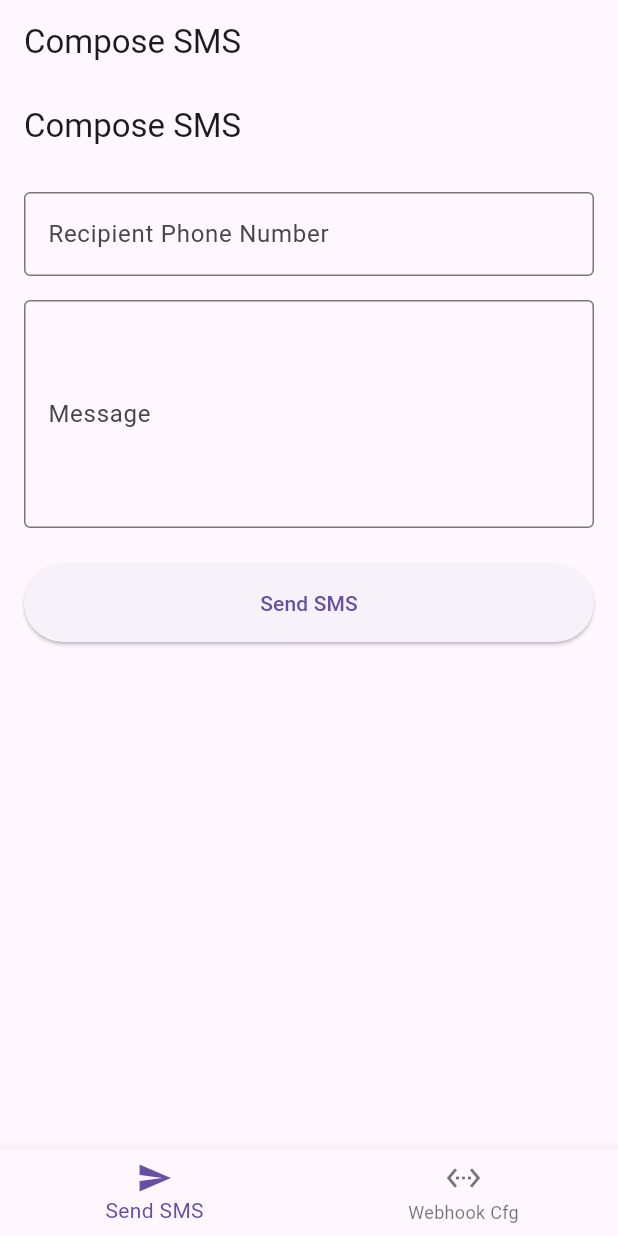
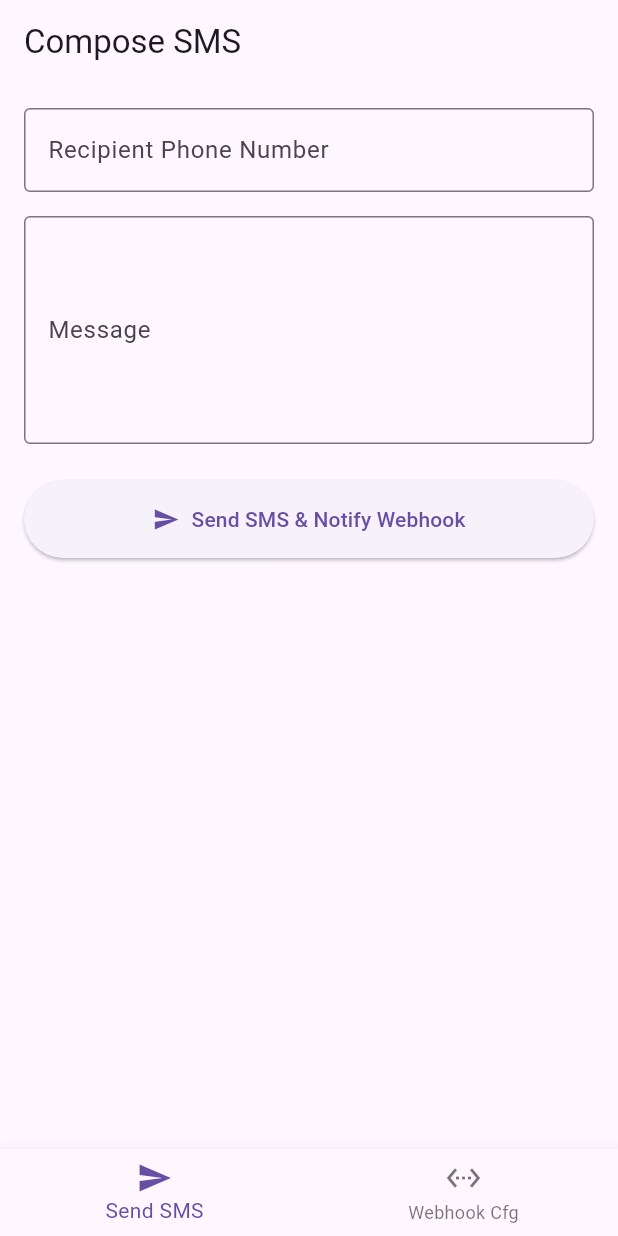
Before and after one commit to SF-dev1/mobile-app, a Flutter app: the screen it shows after launch, on a phone screen of 412 x 824 dp. Run offline on Flutter 3.47's test engine with Material 3 defaults, Android fonts, the phone set to English and light mode, and no system bars; our stand-ins replace shared_preferences.

Commit message:
fix: Address build and runtime errors
- Corrected method call in ComposeSmsScreen to ApiService.sendSmsAndNotifyWebhook.
- Improved URL validation logic in WebhookConfigScreen to properly check for absolute URIs.
- Updated ComposeSmsScreen UI elements (trimming input, hints, button style, SnackBar messages) for better UX and robustness.

Note: This commit assumes you have manually updated the Android NDK version in `android/app/build.gradle.kts` to `27.0.12077973` as per previous instructions to resolve the NDK mismatch with the `shared_preferences_android` plugin.

```diff
--- a/sms_gateway_app/lib/screens/compose_sms_screen.dart
+++ b/sms_gateway_app/lib/screens/compose_sms_screen.dart
@@ -16,27 +16,30 @@ class _ComposeSmsScreenState extends State<ComposeSmsScreen> {
   final ApiService _apiService = ApiService();
   bool _isLoading = false;
 
-  Future<void> _sendSms() async {
+  // Renamed method and updated the call to ApiService
+  Future<void> _sendSmsAndNotify() async {
     if (_formKey.currentState!.validate()) {
       setState(() {
         _isLoading = true;
       });
 
       final message = SmsMessage(
-        to: _recipientController.text,
-        body: _messageController.text,
+        to: _recipientController.text.trim(), // Added .trim()
+        body: _messageController.text.trim(), // Added .trim()
       );
 
-      final success = await _apiService.sendSms(message);
+      // Corrected method call to ApiService
+      final success = await _apiService.sendSmsAndNotifyWebhook(message);
 
+      if (mounted) { // Check if mounted before further operations
         setState(() {
           _isLoading = false;
         });
 
-      if (mounted) {
         ScaffoldMessenger.of(context).showSnackBar(
           SnackBar(
-            content: Text(success ? 'SMS sent successfully!' : 'Failed to send SMS.'),
+            // Updated SnackBar message for clarity
+            content: Text(success ? 'SMS sent and webhook notified (if configured)!' : 'Failed to send SMS.'),
             backgroundColor: success ? Colors.green : Colors.red,
           ),
         );
@@ -57,11 +60,10 @@ class _ComposeSmsScreenState extends State<ComposeSmsScreen> {
 
   @override
   Widget build(BuildContext context) {
-    return Scaffold(
-      appBar: AppBar(
-        title: const Text('Compose SMS'),
-      ),
-      body: Padding(
+    // Assuming AppBar is handled by MainScreen, so this widget is now just the body content.
+    // If this screen can be pushed onto navigator independently, it might need its own Scaffold.
+    // For use in IndexedStack within MainScreen, returning Padding is fine.
+    return Padding(
       padding: const EdgeInsets.all(16.0),
       child: Form(
         key: _formKey,
@@ -72,15 +74,16 @@ class _ComposeSmsScreenState extends State<ComposeSmsScreen> {
               controller: _recipientController,
               decoration: const InputDecoration(
                 labelText: 'Recipient Phone Number',
+                hintText: '+1234567890', // Added hintText
                 border: OutlineInputBorder(),
               ),
               keyboardType: TextInputType.phone,
               validator: (value) {
-                  if (value == null || value.isEmpty) {
+                if (value == null || value.trim().isEmpty) { // Added .trim()
                   return 'Please enter a recipient';
                 }
                 // Basic validation for phone number (can be improved)
-                  if (!RegExp(r'^\+?[0-9\s\-()]{7,}$').hasMatch(value)) {
+                if (!RegExp(r'^\+?[0-9\s\-()]{7,}$').hasMatch(value.trim())) { // Added .trim()
                   return 'Please enter a valid phone number';
                 }
                 return null;
@@ -95,28 +98,32 @@ class _ComposeSmsScreenState extends State<ComposeSmsScreen> {
               ),
               maxLines: 5,
               validator: (value) {
-                  if (value == null || value.isEmpty) {
+                if (value == null || value.trim().isEmpty) { // Added .trim()
                   return 'Please enter a message';
                 }
                 return null;
               },
             ),
             const SizedBox(height: 24),
-              ElevatedButton(
-                onPressed: _isLoading ? null : _sendSms,
+            ElevatedButton.icon( // Changed to ElevatedButton.icon for better UX
+              icon: _isLoading
+                  ? Container( // Custom progress indicator for icon button
+                      width: 20,
+                      height: 20,
+                      padding: const EdgeInsets.all(2.0),
+                      child: const CircularProgressIndicator(
+                        color: Colors.white, // Or use Theme.of(context).colorScheme.onPrimary
+                        strokeWidth: 2,
+                      ),
+                    )
+                  : const Icon(Icons.send),
+              label: Text(_isLoading ? 'Sending...' : 'Send SMS & Notify Webhook'), // Updated button label
+              onPressed: _isLoading ? null : _sendSmsAndNotify, // Updated to call renamed method
               style: ElevatedButton.styleFrom(
                 padding: const EdgeInsets.symmetric(vertical: 16),
               ),
-                child: _isLoading
-                    ? const SizedBox(
-                        height: 20,
-                        width: 20,
-                        child: CircularProgressIndicator(strokeWidth: 2, color: Colors.white),
-                      )
-                    : const Text('Send SMS'),
             ),
           ],
-          ),
         ),
       ),
     );
```
Also changed, not shown: sms_gateway_app/lib/screens/webhook_config_screen.dart (+5 -3 lines). Lines whose indentation alone changed are shown as unchanged.
